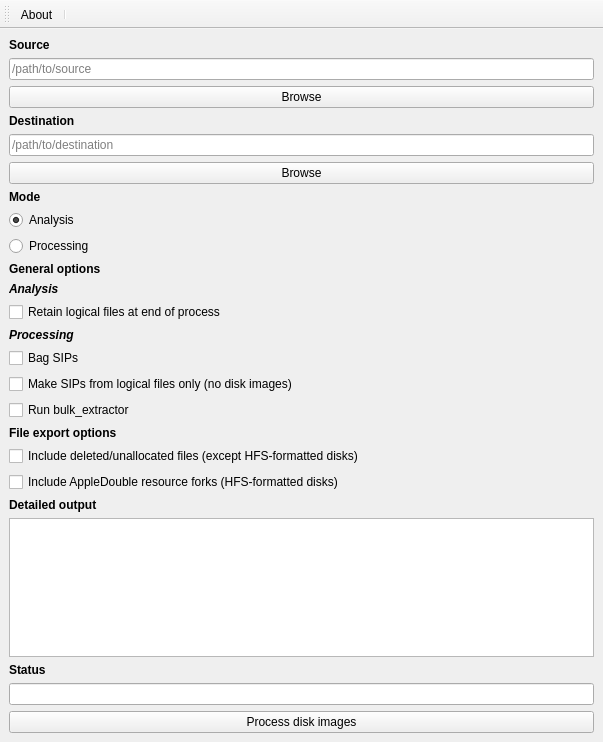
Before: the Qt Designer form design.ui in CCA-Public/diskimageprocessor, drawn with Qt 5.
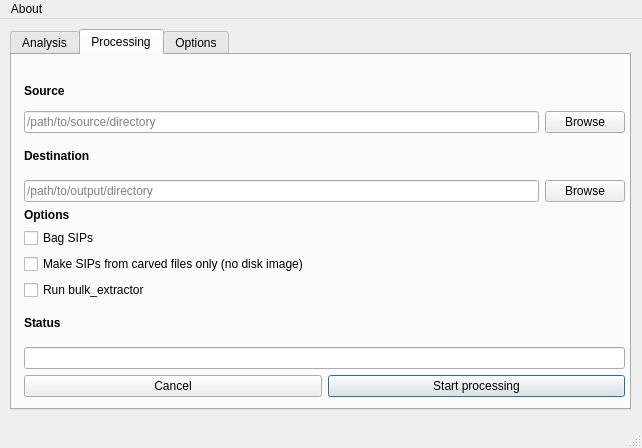
After: the same form once the commit is applied.

```diff
--- a/design.ui
+++ b/design.ui
@@ -1,212 +1,400 @@
 <?xml version="1.0" encoding="UTF-8"?>
 <ui version="4.0">
- <class>MainWindow</class>
- <widget class="QMainWindow" name="MainWindow">
+ <class>DiskImageProcessor</class>
+ <widget class="QMainWindow" name="DiskImageProcessor">
   <property name="geometry">
    <rect>
     <x>0</x>
     <y>0</y>
-    <width>603</width>
-    <height>742</height>
+    <width>642</width>
+    <height>448</height>
    </rect>
   </property>
   <property name="windowTitle">
    <string>Disk Image Processor</string>
   </property>
   <widget class="QWidget" name="centralwidget">
-   <layout class="QVBoxLayout" name="verticalLayout">
-    <item>
-     <widget class="QLabel" name="label_2">
-      <property name="text">
-       <string>&lt;html&gt;&lt;head/&gt;&lt;body&gt;&lt;p&gt;&lt;span style=&quot; font-weight:600;&quot;&gt;Source&lt;/span&gt;&lt;/p&gt;&lt;/body&gt;&lt;/html&gt;</string>
-      </property>
-     </widget>
-    </item>
-    <item>
-     <widget class="QLineEdit" name="source1">
-      <property name="placeholderText">
-       <string>/path/to/source</string>
-      </property>
-     </widget>
-    </item>
-    <item>
-     <widget class="QPushButton" name="source1btn">
-      <property name="text">
-       <string>Browse</string>
-      </property>
-     </widget>
-    </item>
-    <item>
-     <widget class="QLabel" name="label_3">
-      <property name="text">
-       <string>&lt;html&gt;&lt;head/&gt;&lt;body&gt;&lt;p&gt;&lt;span style=&quot; font-weight:600;&quot;&gt;Destination&lt;/span&gt;&lt;/p&gt;&lt;/body&gt;&lt;/html&gt;</string>
-      </property>
-     </widget>
-    </item>
-    <item>
-     <widget class="QLineEdit" name="destination1">
-      <property name="placeholderText">
-       <string>/path/to/destination</string>
-      </property>
-     </widget>
-    </item>
-    <item>
-     <widget class="QPushButton" name="destination1btn">
-      <property name="text">
-       <string>Browse</string>
-      </property>
-     </widget>
-    </item>
-    <item>
-     <widget class="QLabel" name="label_6">
-      <property name="text">
-       <string>&lt;html&gt;&lt;head/&gt;&lt;body&gt;&lt;p&gt;&lt;span style=&quot; font-weight:600;&quot;&gt;Mode&lt;/span&gt;&lt;/p&gt;&lt;/body&gt;&lt;/html&gt;</string>
-      </property>
-     </widget>
-    </item>
-    <item>
-     <widget class="QRadioButton" name="analysisBtn">
-      <property name="text">
+   <widget class="QTabWidget" name="tabWidget">
+    <property name="geometry">
+     <rect>
+      <x>10</x>
+      <y>10</y>
+      <width>621</width>
+      <height>381</height>
+     </rect>
+    </property>
+    <property name="currentIndex">
+     <number>1</number>
+    </property>
+    <widget class="QWidget" name="analysisTab">
+     <attribute name="title">
        <string>Analysis</string>
+     </attribute>
+     <widget class="QWidget" name="layoutWidget">
+      <property name="geometry">
+       <rect>
+        <x>10</x>
+        <y>22</y>
+        <width>601</width>
+        <height>262</height>
+       </rect>
       </property>
-      <property name="checked">
-       <bool>true</bool>
-      </property>
-     </widget>
-    </item>
+      <layout class="QVBoxLayout" name="verticalLayout_9">
     <item>
-     <widget class="QRadioButton" name="processingBtn">
-      <property name="text">
-       <string>Processing</string>
-      </property>
-      <property name="checked">
-       <bool>false</bool>
-      </property>
-     </widget>
-    </item>
+        <layout class="QVBoxLayout" name="verticalLayout_5">
     <item>
      <widget class="QLabel" name="label">
       <property name="text">
-       <string>&lt;html&gt;&lt;head/&gt;&lt;body&gt;&lt;p&gt;&lt;span style=&quot; font-weight:600;&quot;&gt;General options&lt;/span&gt;&lt;/p&gt;&lt;/body&gt;&lt;/html&gt;</string>
+            <string>&lt;html&gt;&lt;head/&gt;&lt;body&gt;&lt;p&gt;&lt;span style=&quot; font-weight:600;&quot;&gt;Source&lt;/span&gt;&lt;/p&gt;&lt;/body&gt;&lt;/html&gt;</string>
       </property>
      </widget>
     </item>
     <item>
-     <widget class="QLabel" name="label_8">
+          <layout class="QHBoxLayout" name="horizontalLayout">
+           <item>
+            <widget class="QLineEdit" name="analysisSource">
+             <property name="placeholderText">
+              <string>/path/to/source/directory</string>
+             </property>
+            </widget>
+           </item>
+           <item>
+            <widget class="QPushButton" name="analysisSourceBtn">
       <property name="text">
-       <string>&lt;html&gt;&lt;head/&gt;&lt;body&gt;&lt;p&gt;&lt;span style=&quot; font-weight:600; font-style:italic;&quot;&gt;Analysis&lt;/span&gt;&lt;/p&gt;&lt;/body&gt;&lt;/html&gt;</string>
+              <string>Browse</string>
       </property>
      </widget>
     </item>
+          </layout>
+         </item>
+        </layout>
+       </item>
     <item>
-     <widget class="QCheckBox" name="checkBox_2">
+        <layout class="QVBoxLayout" name="verticalLayout_6">
+         <item>
+          <widget class="QLabel" name="label_5">
+           <property name="text">
+            <string>&lt;html&gt;&lt;head/&gt;&lt;body&gt;&lt;p&gt;&lt;span style=&quot; font-weight:600;&quot;&gt;Destination&lt;/span&gt;&lt;/p&gt;&lt;/body&gt;&lt;/html&gt;</string>
+           </property>
+          </widget>
+         </item>
+         <item>
+          <layout class="QHBoxLayout" name="horizontalLayout_2">
+           <item>
+            <widget class="QLineEdit" name="analysisDest">
+             <property name="placeholderText">
+              <string>/path/to/output/directory</string>
+             </property>
+            </widget>
+           </item>
+           <item>
+            <widget class="QPushButton" name="analysisDestBtn">
+             <property name="text">
+              <string>Browse</string>
+             </property>
+            </widget>
+           </item>
+          </layout>
+         </item>
+        </layout>
+       </item>
+       <item>
+        <layout class="QVBoxLayout" name="verticalLayout_7">
+         <item>
+          <widget class="QLabel" name="label_6">
+           <property name="text">
+            <string>&lt;html&gt;&lt;head/&gt;&lt;body&gt;&lt;p&gt;&lt;span style=&quot; font-weight:600;&quot;&gt;Options&lt;/span&gt;&lt;/p&gt;&lt;/body&gt;&lt;/html&gt;</string>
+           </property>
+          </widget>
+         </item>
+         <item>
+          <widget class="QCheckBox" name="retainFilesBtn">
       <property name="text">
        <string>Retain logical files at end of process</string>
       </property>
      </widget>
     </item>
+        </layout>
+       </item>
+       <item>
+        <layout class="QVBoxLayout" name="verticalLayout_8">
+         <item>
+          <widget class="QLabel" name="label_7">
+           <property name="text">
+            <string>&lt;html&gt;&lt;head/&gt;&lt;body&gt;&lt;p&gt;&lt;span style=&quot; font-weight:600;&quot;&gt;Status&lt;/span&gt;&lt;/p&gt;&lt;/body&gt;&lt;/html&gt;</string>
+           </property>
+          </widget>
+         </item>
+         <item>
+          <widget class="QLineEdit" name="analysisStatus"/>
+         </item>
+        </layout>
+       </item>
+       <item>
+        <layout class="QHBoxLayout" name="horizontalLayout_3">
+         <property name="spacing">
+          <number>6</number>
+         </property>
+         <item>
+          <widget class="QPushButton" name="analysisCancelBtn">
+           <property name="text">
+            <string>Cancel</string>
+           </property>
+          </widget>
+         </item>
+         <item>
+          <widget class="QPushButton" name="analysisStartBtn">
+           <property name="text">
+            <string>Start analysis</string>
+           </property>
+           <property name="default">
+            <bool>true</bool>
+           </property>
+           <property name="flat">
+            <bool>false</bool>
+           </property>
+          </widget>
+         </item>
+        </layout>
+       </item>
+      </layout>
+     </widget>
+    </widget>
+    <widget class="QWidget" name="processingTab">
+     <attribute name="title">
+      <string>Processing</string>
+     </attribute>
+     <widget class="QWidget" name="layoutWidget">
+      <property name="geometry">
+       <rect>
+        <x>12</x>
+        <y>22</y>
+        <width>601</width>
+        <height>56</height>
+       </rect>
+      </property>
+      <layout class="QVBoxLayout" name="verticalLayout_14">
+       <item>
+        <layout class="QVBoxLayout" name="verticalLayout_10">
     <item>
      <widget class="QLabel" name="label_9">
       <property name="text">
-       <string>&lt;html&gt;&lt;head/&gt;&lt;body&gt;&lt;p&gt;&lt;span style=&quot; font-weight:600; font-style:italic;&quot;&gt;Processing&lt;/span&gt;&lt;/p&gt;&lt;/body&gt;&lt;/html&gt;</string>
+            <string>&lt;html&gt;&lt;head/&gt;&lt;body&gt;&lt;p&gt;&lt;span style=&quot; font-weight:600;&quot;&gt;Source&lt;/span&gt;&lt;/p&gt;&lt;/body&gt;&lt;/html&gt;</string>
       </property>
      </widget>
     </item>
     <item>
-     <widget class="QCheckBox" name="checkBox">
+          <layout class="QHBoxLayout" name="horizontalLayout_4">
+           <item>
+            <widget class="QLineEdit" name="procSource">
+             <property name="placeholderText">
+              <string>/path/to/source/directory</string>
+             </property>
+            </widget>
+           </item>
+           <item>
+            <widget class="QPushButton" name="procSourceBtn">
+             <property name="text">
+              <string>Browse</string>
+             </property>
+            </widget>
+           </item>
+          </layout>
+         </item>
+        </layout>
+       </item>
+      </layout>
+     </widget>
+     <widget class="QWidget" name="layoutWidget">
+      <property name="geometry">
+       <rect>
+        <x>12</x>
+        <y>84</y>
+        <width>601</width>
+        <height>258</height>
+       </rect>
+      </property>
+      <layout class="QVBoxLayout" name="verticalLayout_3">
+       <item>
+        <layout class="QVBoxLayout" name="verticalLayout_11">
+         <item>
+          <widget class="QLabel" name="label_10">
+           <property name="text">
+            <string>&lt;html&gt;&lt;head/&gt;&lt;body&gt;&lt;p&gt;&lt;span style=&quot; font-weight:600;&quot;&gt;Destination&lt;/span&gt;&lt;/p&gt;&lt;/body&gt;&lt;/html&gt;</string>
+           </property>
+          </widget>
+         </item>
+         <item>
+          <layout class="QHBoxLayout" name="horizontalLayout_5">
+           <item>
+            <widget class="QLineEdit" name="procDest">
+             <property name="placeholderText">
+              <string>/path/to/output/directory</string>
+             </property>
+            </widget>
+           </item>
+           <item>
+            <widget class="QPushButton" name="procDestBtn">
+             <property name="text">
+              <string>Browse</string>
+             </property>
+            </widget>
+           </item>
+          </layout>
+         </item>
+        </layout>
+       </item>
+       <item>
+        <layout class="QVBoxLayout" name="verticalLayout_2">
+         <item>
+          <widget class="QLabel" name="label_2">
+           <property name="text">
+            <string>&lt;html&gt;&lt;head/&gt;&lt;body&gt;&lt;p&gt;&lt;span style=&quot; font-weight:600;&quot;&gt;Options&lt;/span&gt;&lt;/p&gt;&lt;/body&gt;&lt;/html&gt;</string>
+           </property>
+          </widget>
+         </item>
+         <item>
+          <widget class="QCheckBox" name="bagBtn">
       <property name="text">
        <string>Bag SIPs</string>
       </property>
      </widget>
     </item>
     <item>
-     <widget class="QCheckBox" name="filesonlyBtn">
+          <widget class="QCheckBox" name="logicalFilesOnlyBtn">
       <property name="text">
-       <string>Make SIPs from logical files only (no disk images)</string>
+            <string>Make SIPs from carved files only (no disk image)</string>
       </property>
      </widget>
     </item>
     <item>
-     <widget class="QCheckBox" name="checkBox_3">
+          <widget class="QCheckBox" name="bulkExtBtn">
       <property name="text">
        <string>Run bulk_extractor</string>
       </property>
      </widget>
     </item>
+        </layout>
+       </item>
     <item>
-     <widget class="QLabel" name="label_5">
+        <layout class="QVBoxLayout" name="verticalLayout_13">
+         <item>
+          <widget class="QLabel" name="label_12">
       <property name="text">
-       <string>&lt;html&gt;&lt;head/&gt;&lt;body&gt;&lt;p&gt;&lt;span style=&quot; font-weight:600;&quot;&gt;File export options&lt;/span&gt;&lt;/p&gt;&lt;/body&gt;&lt;/html&gt;</string>
+            <string>&lt;html&gt;&lt;head/&gt;&lt;body&gt;&lt;p&gt;&lt;span style=&quot; font-weight:600;&quot;&gt;Status&lt;/span&gt;&lt;/p&gt;&lt;/body&gt;&lt;/html&gt;</string>
       </property>
      </widget>
     </item>
     <item>
-     <widget class="QCheckBox" name="exportAllBtn">
+          <widget class="QLineEdit" name="procStatus"/>
+         </item>
+        </layout>
+       </item>
+       <item>
+        <layout class="QHBoxLayout" name="horizontalLayout_6">
+         <property name="spacing">
+          <number>6</number>
+         </property>
+         <item>
+          <widget class="QPushButton" name="procCancelBtn">
       <property name="text">
-       <string>Include deleted/unallocated files (except HFS-formatted disks)</string>
+            <string>Cancel</string>
       </property>
      </widget>
     </item>
     <item>
-     <widget class="QCheckBox" name="resforksBtn">
+          <widget class="QPushButton" name="procStartBtn">
+           <property name="text">
+            <string>Start processing</string>
+           </property>
+           <property name="default">
+            <bool>true</bool>
+           </property>
+           <property name="flat">
+            <bool>false</bool>
+           </property>
+          </widget>
+         </item>
+        </layout>
+       </item>
+      </layout>
+     </widget>
+    </widget>
+    <widget class="QWidget" name="optionsTab">
+     <attribute name="title">
+      <string>Options</string>
+     </attribute>
+     <widget class="QWidget" name="layoutWidget">
+      <property name="geometry">
+       <rect>
+        <x>20</x>
+        <y>20</y>
+        <width>479</width>
+        <height>105</height>
+       </rect>
+      </property>
+      <layout class="QVBoxLayout" name="verticalLayout_4">
+       <item>
+        <widget class="QLabel" name="label_3">
+         <property name="text">
+          <string>&lt;html&gt;&lt;head/&gt;&lt;body&gt;&lt;p&gt;&lt;span style=&quot; font-weight:600;&quot;&gt;General options&lt;/span&gt;&lt;/p&gt;&lt;/body&gt;&lt;/html&gt;</string>
+         </property>
+        </widget>
+       </item>
+       <item>
+        <layout class="QVBoxLayout" name="verticalLayout">
+         <item>
+          <widget class="QCheckBox" name="unallocBtn">
+           <property name="text">
+            <string>Include deleted/unallocated files (excluding HFS-formatted disks)</string>
+           </property>
+          </widget>
+         </item>
+         <item>
+          <widget class="QCheckBox" name="resForksBtn">
       <property name="text">
        <string>Include AppleDouble resource forks (HFS-formatted disks)</string>
       </property>
      </widget>
     </item>
     <item>
-     <widget class="QLabel" name="label_7">
+          <widget class="QCheckBox" name="quietLogBtn">
       <property name="text">
-       <string>&lt;html&gt;&lt;head/&gt;&lt;body&gt;&lt;p&gt;&lt;span style=&quot; font-weight:600;&quot;&gt;Detailed output&lt;/span&gt;&lt;/p&gt;&lt;/body&gt;&lt;/html&gt;</string>
+            <string>Include only Error messages in log (--quiet)</string>
       </property>
      </widget>
     </item>
-    <item>
-     <widget class="QTextEdit" name="textEdit"/>
-    </item>
-    <item>
-     <widget class="QLabel" name="label_4">
-      <property name="text">
-       <string>&lt;html&gt;&lt;head/&gt;&lt;body&gt;&lt;p&gt;&lt;span style=&quot; font-weight:600;&quot;&gt;Status&lt;/span&gt;&lt;/p&gt;&lt;/body&gt;&lt;/html&gt;</string>
-      </property>
+        </layout>
+       </item>
+      </layout>
      </widget>
-    </item>
-    <item>
-     <widget class="QLineEdit" name="lineEdit"/>
-    </item>
-    <item>
-     <widget class="QPushButton" name="process">
-      <property name="text">
-       <string>Process disk images</string>
-      </property>
-     </widget>
-    </item>
-   </layout>
-  </widget>
-  <widget class="QToolBar" name="toolBar">
-   <property name="windowTitle">
-    <string>toolBar</string>
+    </widget>
+   </widget>
+  </widget>
+  <widget class="QStatusBar" name="statusbar"/>
+  <widget class="QMenuBar" name="menubar">
+   <property name="geometry">
+    <rect>
+     <x>0</x>
+     <y>0</y>
+     <width>642</width>
+     <height>25</height>
+    </rect>
    </property>
-   <attribute name="toolBarArea">
-    <enum>TopToolBarArea</enum>
-   </attribute>
-   <attribute name="toolBarBreak">
-    <bool>false</bool>
-   </attribute>
+   <widget class="QMenu" name="menuAbout">
+    <property name="title">
+     <string>About</string>
+    </property>
    <addaction name="actionAbout"/>
-   <addaction name="separator"/>
+   </widget>
+   <addaction name="menuAbout"/>
   </widget>
   <action name="actionAbout">
    <property name="text">
     <string>About</string>
    </property>
    <property name="toolTip">
-    <string>&lt;html&gt;&lt;head/&gt;&lt;body&gt;&lt;p&gt;About Disk Image Processor&lt;/p&gt;&lt;/body&gt;&lt;/html&gt;</string>
-   </property>
-  </action>
-  <action name="actionFile">
-   <property name="text">
-    <string>File</string>
+    <string>About</string>
    </property>
   </action>
  </widget>
```
Lines whose indentation alone changed are shown as unchanged.
